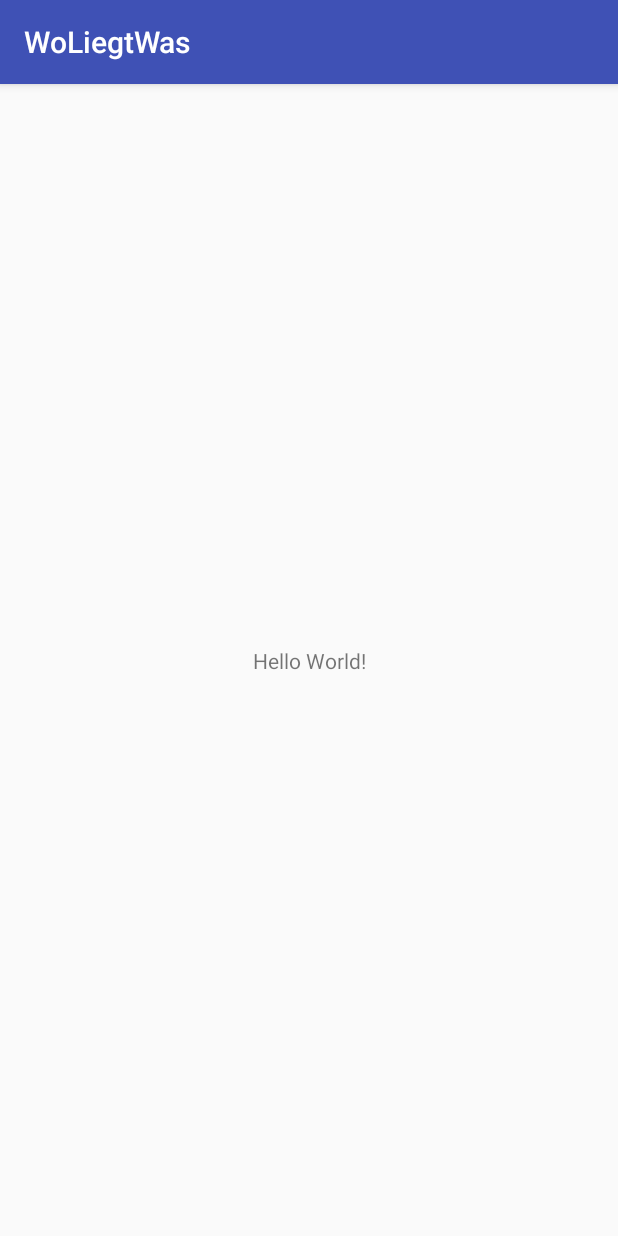
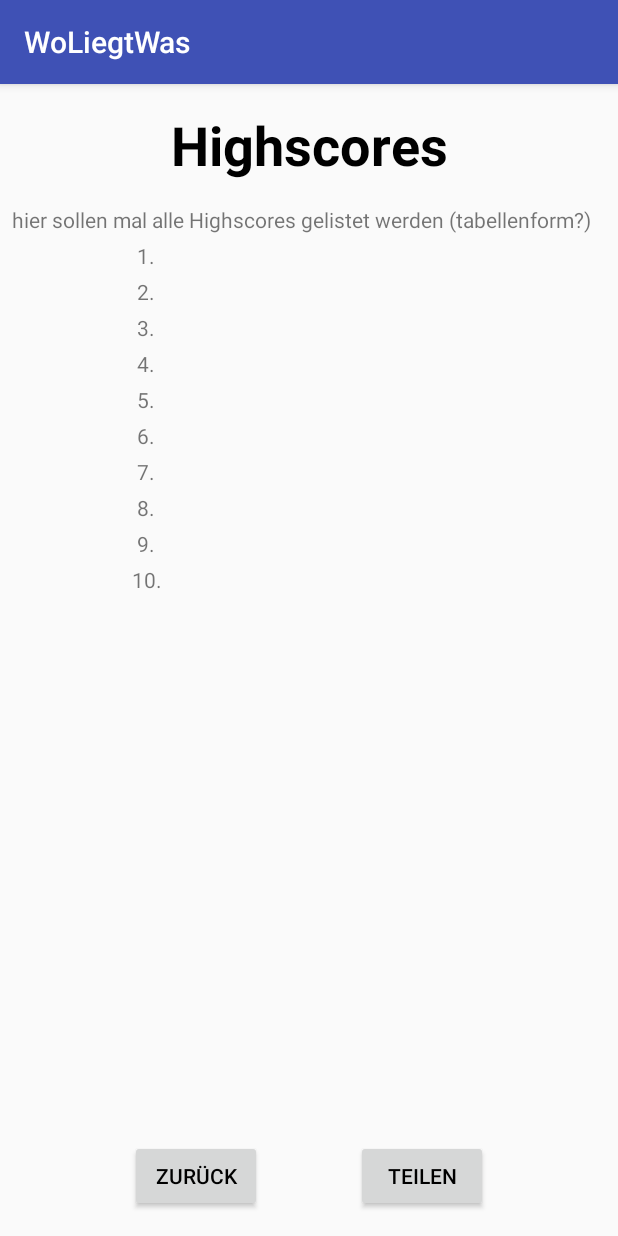
Before and after one commit to Agrypnie1304/HelpActivity, an Android app: the screen it shows after launch (Highscore_Activity), on a phone screen of 412 x 824 dp. Run offline under Robolectric (Android 15) with nearby library versions, the phone set to English and light mode, and no system bars.

Commit message:
fabi
HighscoreDisplay erstellt

```diff
--- a/WoLiegtWas/app/src/main/res/layout/activity_highscore.xml
+++ b/WoLiegtWas/app/src/main/res/layout/activity_highscore.xml
@@ -7,12 +7,67 @@
     tools:context="de.gidf.woliegtwas.Highscore_Activity">
 
     <TextView
+        android:id="@+id/textHeadlineHighscores"
         android:layout_width="wrap_content"
         android:layout_height="wrap_content"
-        android:text="Hello World!"
-        app:layout_constraintBottom_toBottomOf="parent"
-        app:layout_constraintLeft_toLeftOf="parent"
-        app:layout_constraintRight_toRightOf="parent"
+        android:layout_marginEnd="8dp"
+        android:layout_marginStart="8dp"
+        android:layout_marginTop="16dp"
+        android:text="@string/highscore"
+        android:textSize="36sp"
+        android:textColor="@color/black"
+        android:textStyle="bold"
+        app:layout_constraintEnd_toEndOf="parent"
+        app:layout_constraintStart_toStartOf="parent"
         app:layout_constraintTop_toTopOf="parent" />
 
+    <Button
+        android:id="@+id/ButtonBack"
+        android:layout_width="wrap_content"
+        android:layout_height="wrap_content"
+        android:layout_marginBottom="16dp"
+        android:layout_marginStart="32dp"
+        android:text="@string/back"
+        android:textColor="@color/black"
+        app:layout_constraintBottom_toBottomOf="parent"
+        app:layout_constraintStart_toStartOf="parent"
+        app:layout_constraintEnd_toStartOf="@id/ButtonShare"/>
+
+    <Button
+        android:id="@+id/ButtonShare"
+        android:layout_width="wrap_content"
+        android:layout_height="wrap_content"
+        android:layout_marginBottom="16dp"
+        android:layout_marginEnd="32dp"
+        android:layout_marginStart="8dp"
+        android:text="@string/share"
+        android:textColor="@color/black"
+        app:layout_constraintBottom_toBottomOf="parent"
+        app:layout_constraintEnd_toEndOf="parent"
+        app:layout_constraintStart_toEndOf="@+id/ButtonBack" />
+
+    <TextView
+        android:id="@+id/textDisplayHighscores"
+        android:layout_width="0dp"
+        android:layout_height="0dp"
+        android:layout_marginEnd="8dp"
+        android:layout_marginStart="8dp"
+        android:layout_marginTop="16dp"
+        android:lineSpacingExtra="8sp"
+        android:text="hier sollen mal alle Highscores gelistet werden (tabellenform?)\n
+                        1.\n
+                        2.\n
+                        3.\n
+                        4.\n
+                        5.\n
+                        6.\n
+                        7.\n
+                        8.\n
+                        9.\n
+                       10.\n"
+        app:layout_constraintBottom_toTopOf="@+id/ButtonBack"
+        app:layout_constraintEnd_toEndOf="parent"
+        app:layout_constraintHorizontal_bias="1.0"
+        app:layout_constraintStart_toStartOf="parent"
+        app:layout_constraintTop_toBottomOf="@+id/textHeadlineHighscores" />
 </android.support.constraint.ConstraintLayout>
--- a/WoLiegtWas/app/src/main/res/values/colors.xml
+++ b/WoLiegtWas/app/src/main/res/values/colors.xml
@@ -3,4 +3,5 @@
     <color name="colorPrimary">#3F51B5</color>
     <color name="colorPrimaryDark">#303F9F</color>
     <color name="colorAccent">#FF4081</color>
+    <color name="black">#000000</color>
 </resources>
--- a/WoLiegtWas/app/src/main/res/values/strings.xml
+++ b/WoLiegtWas/app/src/main/res/values/strings.xml
@@ -1,3 +1,6 @@
 <resources>
     <string name="app_name">WoLiegtWas</string>
+    <string name="highscore">Highscores</string>
+    <string name="back">Zurück</string>
+    <string name="share">Teilen</string>
 </resources>
```
